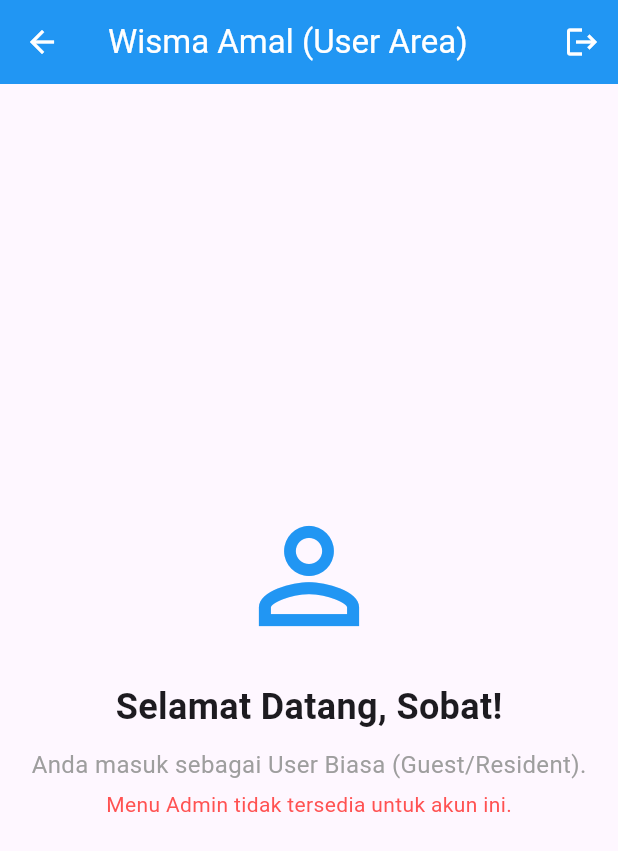
After one commit to rizaldinata/fe_wisma_amal_gorontalo, a Flutter app: the LandingPage screen opened by its route, on a phone screen of 412 x 824 dp. The commit adds this screen. Shown: the top 851 px of the screen. Run offline on Flutter 3.47's test engine with Material 3 defaults, Android fonts, the phone set to English and light mode, and no system bars; our stand-ins replace auto_route, dio, equatable, flutter_bloc, formz, get_it and 3 more; accounts and stored records are empty.

Commit message:
Feat(admin panel): add login redirect based on login

```diff
--- a/lib/core/constant/endpoint_constant.dart
+++ b/lib/core/constant/endpoint_constant.dart
@@ -1,9 +1,7 @@
 class EndpointConstant {
-
   static const String registerEndpoint = '/register';
   static const String loginEndpoint = '/login';
   static const String logoutEndpoint = '/logout';
   static const String profileEndpoint = '/profile';
-
-
+  static const String permissionEndpoint = '/permissions';
 }
--- a/lib/core/constant/route_constant.dart
+++ b/lib/core/constant/route_constant.dart
@@ -16,4 +16,7 @@ class RouteConstant {
   //dashboard page
   static const String dashboardPath = '/dashboard';
   static const String dashboardName = 'dashboard';
+
+  static const String landingPath = '/landing';
+  static const String landingName = 'landing';
 }
--- a/lib/core/navigation/auto_route.dart
+++ b/lib/core/navigation/auto_route.dart
@@ -8,12 +8,19 @@ import 'package:frontend/data/repository/auth_repository.dart';
 class AppRouter extends RootStackRouter {
   @override
   List<AutoRoute> get routes => [
+    // Rute Admin (Protected)
     AutoRoute(
       page: AppLayoutRoute.page,
-      initial: true,
+      guards: [AuthGuard(serviceLocator.get<AuthRepository>())],
+      children: [
+        // Nanti child routes admin di sini
+      ],
+    ),
+    AutoRoute(
+      page: LandingRoute.page,
       guards: [AuthGuard(serviceLocator.get<AuthRepository>())],
     ),
-    AutoRoute(page: LoginRoute.page),
+    AutoRoute(page: LoginRoute.page, initial: true),
     AutoRoute(page: RegisterRoute.page),
   ];
 }
--- a/lib/data/repository/auth_repository.dart
+++ b/lib/data/repository/auth_repository.dart
@@ -13,7 +13,9 @@ class AuthRepository {
       final response = await datasource.register(request);
       final token = response.data.token.split('|').last;
       await storage.saveToken(token);
+      final permissions = await datasource.getPermissions();
       UserEntity userEntity = response.data.toEntity();
+      userEntity.permissions = permissions;
       if (response.status) {
         await _saveUserInfo(userEntity);
       }
@@ -28,7 +30,9 @@ class AuthRepository {
       final response = await datasource.login(request);
       final token = response.data.token.split('|').last;
       await storage.saveToken(token);
+      final permissions = await datasource.getPermissions();
       UserEntity userEntity = response.data.toEntity();
+      userEntity.permissions = permissions;
       if (response.status) {
         await _saveUserInfo(userEntity);
       }
@@ -51,7 +55,9 @@ class AuthRepository {
     await storage.setString(StorageConstant.userName, user.name);
     await storage.setInt(StorageConstant.userId, user.id ?? 0);
     await storage.setList(StorageConstant.roleActive, user.roles);
-    // await storage.setPermissions(user.permissions.toSet());
+    if (user.permissions != null) {
+      await storage.setPermissions(user.permissions!.toSet());
+    }
   }
 
   bool isLoggedIn() {
--- a/lib/presentation/bloc/auth/auth_bloc.dart
+++ b/lib/presentation/bloc/auth/auth_bloc.dart
@@ -147,12 +147,14 @@ class AuthBloc extends Bloc<AuthEvent, AuthState> {
     final username = storage.get(StorageConstant.userName);
     final userId = storage.getInt(StorageConstant.userId);
     final role = storage.getList(StorageConstant.roleActive);
+    final permissions = storage.getPermissions()?.toList();
 
     final userInfo = UserEntity(
       email: email ?? '',
       name: username ?? '',
       id: userId ?? 0,
       roles: role ?? [],
+      permissions: permissions,
     );
 
     emit(state.copyWith(userInfo: userInfo));
--- /dev/null
+++ b/lib/presentation/pages/landing/landing_page.dart
@@ -0,0 +1,54 @@
+import 'package:auto_route/auto_route.dart';
+import 'package:flutter/material.dart';
+import 'package:flutter_bloc/flutter_bloc.dart';
+import 'package:frontend/core/navigation/auto_route.gr.dart';
+import 'package:frontend/presentation/bloc/auth/auth_bloc.dart';
+import 'package:frontend/presentation/bloc/auth/auth_event.dart';
+
+@RoutePage()
+class LandingPage extends StatelessWidget {
+  const LandingPage({super.key});
+
+  @override
+  Widget build(BuildContext context) {
+    return Scaffold(
+      appBar: AppBar(
+        title: const Text('Wisma Amal (User Area)'),
+        backgroundColor: Colors.blue,
+        foregroundColor: Colors.white,
+        actions: [
+          IconButton(
+            icon: const Icon(Icons.logout),
+            onPressed: () {
+              context.read<AuthBloc>().add(const LogoutEvent());
+              context.router.replaceAll([LoginRoute()]);
+            },
+          ),
+        ],
+      ),
+      body: Center(
+        child: Column(
+          mainAxisAlignment: MainAxisAlignment.center,
+          children: [
+            const Icon(Icons.person_outline, size: 100, color: Colors.blue),
+            const SizedBox(height: 20),
+            const Text(
+              'Selamat Datang, Sobat!',
+              style: TextStyle(fontSize: 24, fontWeight: FontWeight.bold),
+            ),
+            const SizedBox(height: 10),
+            const Text(
+              'Anda masuk sebagai User Biasa (Guest/Resident).',
+              style: TextStyle(fontSize: 16, color: Colors.grey),
+            ),
+            const SizedBox(height: 5),
+            const Text(
+              'Menu Admin tidak tersedia untuk akun ini.',
+              style: TextStyle(fontSize: 14, color: Colors.redAccent),
+            ),
+          ],
+        ),
+      ),
+    );
+  }
+}
```
Also changed, not shown: lib/data/datasource/auth_datasource.dart (+10 -1 lines), lib/presentation/pages/auth/login_page.dart (+23 -7 lines), lib/core/navigation/auto_route.gr.dart, lib/core/services/network/api_config.dart (line endings or trailing spaces).
